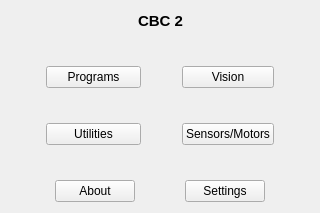
Old version of the form cbcui/ui/MainMenu.ui in the repository kipr/cbc.
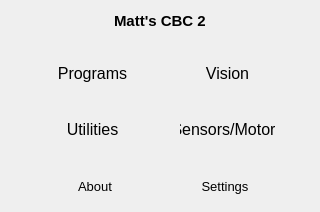
New version of the form. Icons and pictures are not drawn.

Commit message: Major changes by matt, wohoo

The edit to the form file:
```diff
--- a/cbcui/ui/MainMenu.ui
+++ b/cbcui/ui/MainMenu.ui
@@ -1,13 +1,13 @@
 <?xml version="1.0" encoding="UTF-8"?>
 <ui version="4.0">
  <class>MainMenu</class>
- <widget class="QWidget" name="MainMenu">
-  <property name="geometry">
+ <widget class="QWidget" name="MainMenu" >
+  <property name="geometry" >
    <rect>
     <x>0</x>
     <y>0</y>
     <width>320</width>
-    <height>213</height>
+    <height>212</height>
    </rect>
   </property>
   <property name="windowTitle">
@@ -38,8 +38,8 @@
          <bold>true</bold>
         </font>
        </property>
-       <property name="text">
-        <string>CBC 2</string>
+       <property name="text" >
+        <string>Matt's CBC 2</string>
        </property>
       </widget>
      </item>
@@ -89,14 +89,34 @@
         </spacer>
        </item>
        <item>
-        <widget class="QPushButton" name="ui_programsButton">
-         <property name="minimumSize">
+        <widget class="QPushButton" name="ui_programsButton" >
+         <property name="minimumSize" >
           <size>
            <width>95</width>
-           <height>0</height>
+           <height>30</height>
           </size>
          </property>
-         <property name="text">
+         <property name="maximumSize" >
+          <size>
+           <width>95</width>
+           <height>30</height>
+          </size>
+         </property>
+         <property name="styleSheet" >
+          <string>QPushButton{
+border:0px;
+background-image:url(:/actions/rivet95x30L.png);
+color:black;
+font-size:12pt;
+}
+QPushButton:pressed{
+border:0px;
+background-image:url(:/actions/rivet95x30D.png);
+color:white;
+font-size:12pt;
+}</string>
+         </property>
+         <property name="text" >
           <string>Programs</string>
          </property>
         </widget>
@@ -115,14 +135,34 @@
         </spacer>
        </item>
        <item>
-        <widget class="QPushButton" name="ui_utilitiesButton">
-         <property name="minimumSize">
+        <widget class="QPushButton" name="ui_utilitiesButton" >
+         <property name="minimumSize" >
           <size>
            <width>95</width>
-           <height>0</height>
+           <height>30</height>
           </size>
          </property>
-         <property name="text">
+         <property name="maximumSize" >
+          <size>
+           <width>95</width>
+           <height>30</height>
+          </size>
+         </property>
+         <property name="styleSheet" >
+          <string>QPushButton{
+border:0px;
+background-image:url(:/actions/rivet95x30L.png);
+color:black;
+font-size:12pt;
+}
+QPushButton:pressed{
+border:0px;
+background-image:url(:/actions/rivet95x30D.png);
+color:white;
+font-size:12pt;
+}</string>
+         </property>
+         <property name="text" >
           <string>Utilities</string>
          </property>
         </widget>
@@ -132,10 +172,10 @@
          <property name="orientation">
           <enum>Qt::Vertical</enum>
          </property>
-         <property name="sizeHint" stdset="0">
+         <property name="sizeHint" >
           <size>
            <width>20</width>
-           <height>16</height>
+           <height>20</height>
           </size>
          </property>
         </spacer>
@@ -171,8 +211,34 @@
         </spacer>
        </item>
        <item>
-        <widget class="QPushButton" name="ui_visionButton">
-         <property name="text">
+        <widget class="QPushButton" name="ui_visionButton" >
+         <property name="minimumSize" >
+          <size>
+           <width>95</width>
+           <height>30</height>
+          </size>
+         </property>
+         <property name="maximumSize" >
+          <size>
+           <width>95</width>
+           <height>30</height>
+          </size>
+         </property>
+         <property name="styleSheet" >
+          <string>QPushButton{
+border:0px;
+background-image:url(:/actions/rivet95x30L.png);
+color:black;
+font-size:12pt;
+}
+QPushButton:pressed{
+border:0px;
+background-image:url(:/actions/rivet95x30D.png);
+color:white;
+font-size:12pt;
+}</string>
+         </property>
+         <property name="text" >
           <string>Vision</string>
          </property>
         </widget>
@@ -191,14 +257,34 @@
         </spacer>
        </item>
        <item>
-        <widget class="QPushButton" name="ui_sensorsmotorsButton">
-         <property name="maximumSize">
+        <widget class="QPushButton" name="ui_sensorsmotorsButton" >
+         <property name="minimumSize" >
           <size>
            <width>95</width>
-           <height>16777215</height>
+           <height>30</height>
           </size>
          </property>
-         <property name="text">
+         <property name="maximumSize" >
+          <size>
+           <width>95</width>
+           <height>30</height>
+          </size>
+         </property>
+         <property name="styleSheet" >
+          <string>QPushButton{
+border:0px;
+background-image:url(:/actions/rivet95x30L.png);
+color:black;
+font-size:12pt;
+}
+QPushButton:pressed{
+border:0px;
+background-image:url(:/actions/rivet95x30D.png);
+color:white;
+font-size:12pt;
+}</string>
+         </property>
+         <property name="text" >
           <string>Sensors/Motors</string>
          </property>
         </widget>
@@ -249,8 +335,34 @@
       </spacer>
      </item>
      <item>
-      <widget class="QPushButton" name="ui_aboutButton">
-       <property name="text">
+      <widget class="QPushButton" name="ui_aboutButton" >
+       <property name="minimumSize" >
+        <size>
+         <width>80</width>
+         <height>30</height>
+        </size>
+       </property>
+       <property name="maximumSize" >
+        <size>
+         <width>80</width>
+         <height>30</height>
+        </size>
+       </property>
+       <property name="styleSheet" >
+        <string>QPushButton{
+border:0px;
+background-image:url(:/actions/rivet80x30L.png);
+color:black;
+font-size:10pt;
+}
+QPushButton:pressed{
+border:0px;
+background-image:url(:/actions/rivet80x30D.png);
+color:white;
+font-size:10pt;
+}</string>
+       </property>
+       <property name="text" >
         <string>About</string>
        </property>
       </widget>
@@ -269,8 +381,34 @@
       </spacer>
      </item>
      <item>
-      <widget class="QPushButton" name="ui_settingsButton">
-       <property name="text">
+      <widget class="QPushButton" name="ui_settingsButton" >
+       <property name="minimumSize" >
+        <size>
+         <width>80</width>
+         <height>30</height>
+        </size>
+       </property>
+       <property name="maximumSize" >
+        <size>
+         <width>80</width>
+         <height>30</height>
+        </size>
+       </property>
+       <property name="styleSheet" >
+        <string>QPushButton{
+border:0px;
+background-image:url(:/actions/rivet80x30L.png);
+color:black;
+font-size:10pt;
+}
+QPushButton:pressed{
+border:0px;
+background-image:url(:/actions/rivet80x30D.png);
+color:white;
+font-size:10pt;
+}</string>
+       </property>
+       <property name="text" >
         <string>Settings</string>
        </property>
       </widget>
```
Left out of the diff: 75 changed lines with no effect on the pictures. The commit also changes 60 other files.
